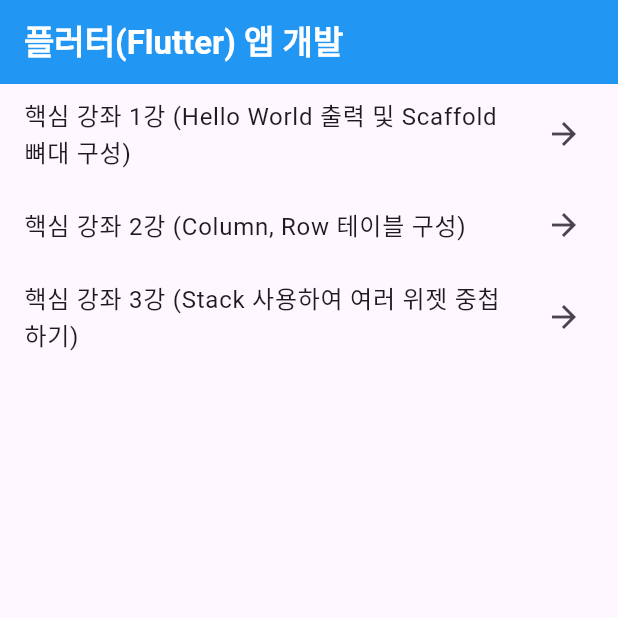
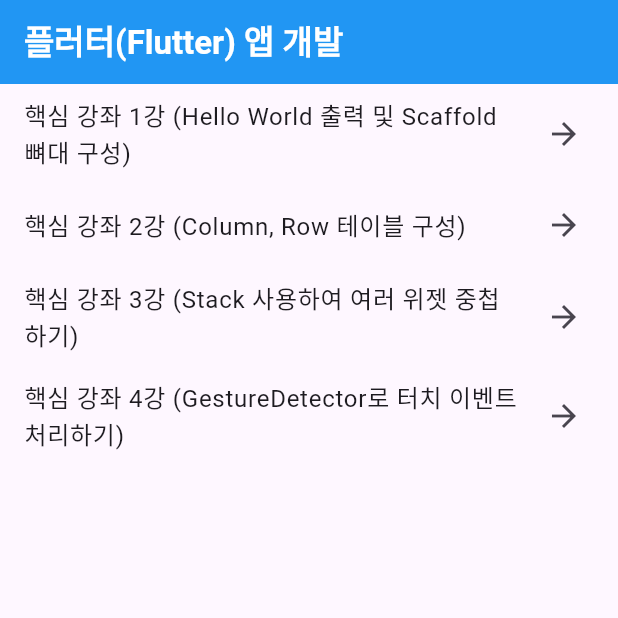
Before and after one commit to shinseunguk/Flutter-Demo, a Flutter app: the screen it shows after launch, on a phone screen of 412 x 824 dp, the top half of it. Run offline on Flutter 3.47's test engine with Material 3 defaults, Android fonts, the phone set to English and light mode, and no system bars.

Commit message:
💄 핵심 강좌 4강 (GestureDetector 사용하여 터치 감지하기)
ref. https://www.youtube.com/watch?v=O63NurH5p0Q&list=PLKVJoykNpXRZcHFT4IS9G4BrssQ_7wF82&index=4

```diff
--- a/lib/main_list_page.dart
+++ b/lib/main_list_page.dart
@@ -3,18 +3,21 @@ import 'screens/Chapter1/hello_word_page.dart';
 import 'screens/placeholder_page.dart';
 import 'screens/Chapter2/column_row_table_page.dart';
 import 'screens/Chapter3/stack_page.dart';
+import 'screens/Chapter4/gesture_detector_page.dart';
 
 class MainListPage extends StatelessWidget {
   final List<String> items = [
     '핵심 강좌 1강 (Hello World 출력 및 Scaffold 뼈대 구성)',
     '핵심 강좌 2강 (Column, Row 테이블 구성)',
     '핵심 강좌 3강 (Stack 사용하여 여러 위젯 중첩하기)',
+    '핵심 강좌 4강 (GestureDetector로 터치 이벤트 처리하기)',
   ];
 
   final Map<String, Widget> screens = {
     '핵심 강좌 1강 (Hello World 출력 및 Scaffold 뼈대 구성)': HelloWorldPage(),
     '핵심 강좌 2강 (Column, Row 테이블 구성)': ColumnRowTablePage(),
-    '핵심 강좌 3강 (Stack 사용하여 여러 위젯 중첩하기)': StackPage(), // PlaceholderPage는 예시로 사용
+    '핵심 강좌 3강 (Stack 사용하여 여러 위젯 중첩하기)': StackPage(),
+    '핵심 강좌 4강 (GestureDetector로 터치 이벤트 처리하기)': GestureDetectorPage(),
   };
 
   @override
--- /dev/null
+++ b/lib/screens/Chapter4/gesture_detector_page.dart
@@ -0,0 +1,44 @@
+import 'package:flutter/material.dart';
+
+class GestureDetectorPage extends StatelessWidget {
+  const GestureDetectorPage({super.key});
+
+  @override
+  Widget build(BuildContext context) {
+    return Scaffold(
+      appBar: AppBar(
+        iconTheme: const IconThemeData(color: Colors.white), // 뒤로가기 아이콘 색상 설정
+        title: const Text(
+          '핵심 강좌 4강\n(GestureDetector로 터치 이벤트 처리하기)',
+          textAlign: TextAlign.center,
+          style: TextStyle(
+            color: Colors.white,
+            fontWeight: FontWeight.bold, // 텍스트를 굵게 처리
+            fontSize: 17, // 글자크기 조절
+          ),
+        ),
+        backgroundColor: Colors.blue, // 원하는 색상으로 변경
+      ),
+      body: Center(
+        // child: TextButton(
+        //   onPressed: () => print("TextButton clicked??"),
+        //   child: const Text("Text Button"),
+        // ),
+        child: GestureDetector(
+          onTap: () => print("GestureDetector used."),
+          child: Container(
+            width: 200,
+            height: 200,
+            color: Colors.blue,
+            child: const Center(
+              child: Text(
+                "GestureDetector",
+                style: TextStyle(color: Colors.white, fontSize: 20),
+              ),
+            ),
+          ),
+        ),
+      ),
+    );
+  }
+}
```
